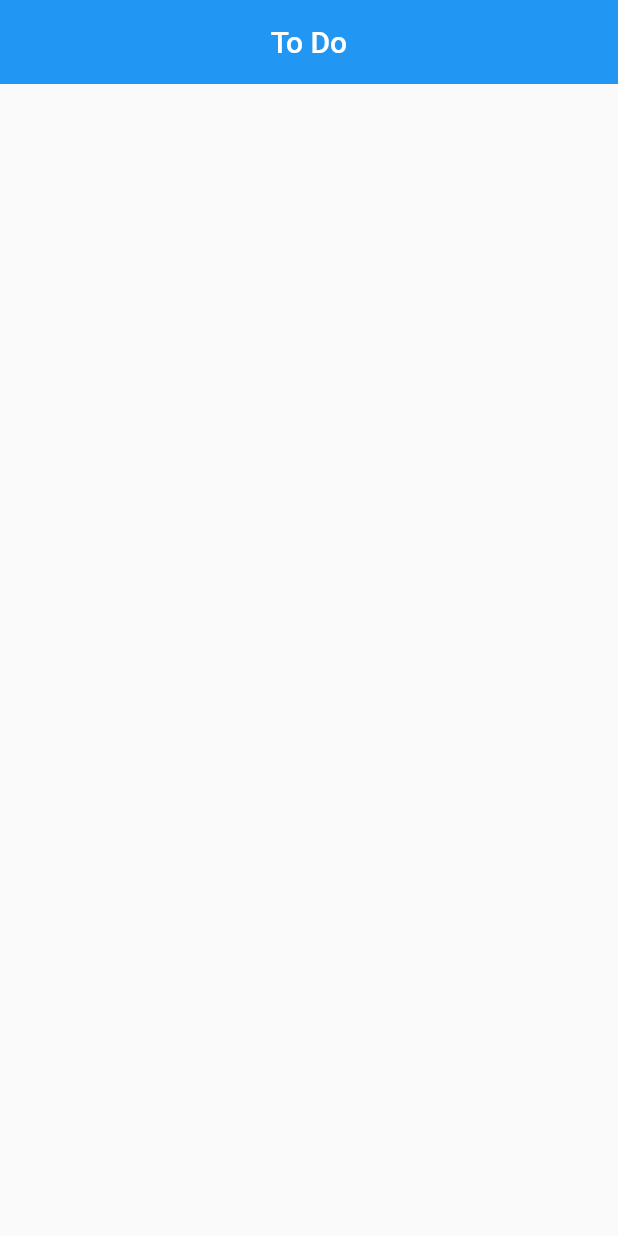
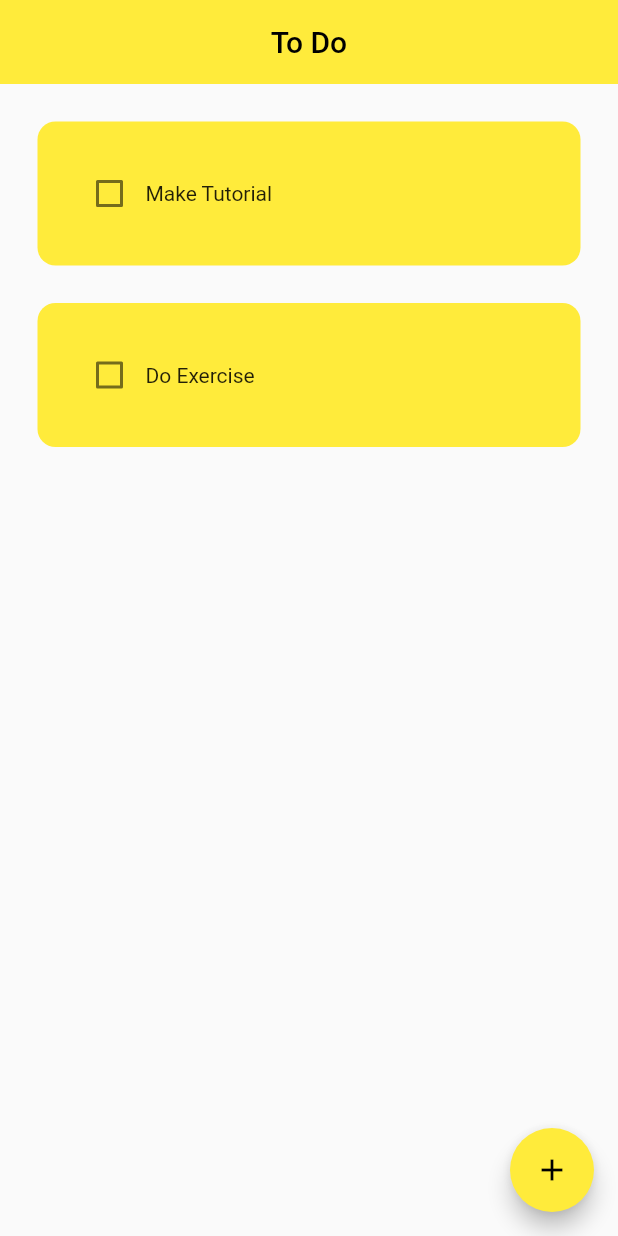
Before and after one commit to udemykhan/Todo-Hive, a Flutter app: the screen it shows after launch, on a phone screen of 412 x 824 dp. Run offline on Flutter 3.47's test engine with Material 2 defaults, Android fonts, the light colour scheme and no system bars; drawn by our look-alikes of flutter_slidable; our stand-ins replace hive_flutter; accounts and stored records are empty.

Commit message:
second commit

```diff
--- /dev/null
+++ b/lib/data/database.dart
@@ -0,0 +1,26 @@
+import 'package:hive_flutter/hive_flutter.dart';
+
+class ToDoDatabase {
+  List todoList = [];
+
+  // Reference the box
+  final _myBox = Hive.box('myBox');
+
+  // Run this method if this is the first time ever opening this app
+  void createInitData(){
+    todoList = [
+      ['Make Tutorial', false],
+      ['Do Exercise', false],
+    ];
+  }
+
+  // load the data from the database
+  void loadDatabase(){
+    todoList = _myBox.get('TODOLIST');
+  }
+
+  // update the database
+  void updateDatabase(){
+    _myBox.put('TODOLIST', todoList);
+  }
+}
--- a/lib/main.dart
+++ b/lib/main.dart
@@ -1,7 +1,12 @@
 import 'package:flutter/material.dart';
 import 'pages/homePage.dart';
+import 'package:hive_flutter/hive_flutter.dart';
 
-void main() {
+void main() async{
+  //initialize Hive
+  await Hive.initFlutter();
+  // open the box
+  var box = await Hive.openBox('myBox');
   runApp(const MyApp());
 }
 
@@ -10,8 +15,10 @@ class MyApp extends StatelessWidget {
 
   @override
   Widget build(BuildContext context) {
-    return const MaterialApp(
-      home: HomePage(),
+    return MaterialApp(
+      debugShowCheckedModeBanner: false,
+      theme: ThemeData(primarySwatch: Colors.yellow),
+      home: const HomePage(),
     );
   }
 }
--- a/lib/pages/homePage.dart
+++ b/lib/pages/homePage.dart
@@ -1,4 +1,8 @@
 import 'package:flutter/material.dart';
+import 'package:hive_flutter/adapters.dart';
+import 'package:todo_hive/data/database.dart';
+import 'package:todo_hive/util/dialog_box.dart';
+import 'package:todo_hive/util/todo_tile.dart';
 
 class HomePage extends StatefulWidget {
   const HomePage({Key? key}) : super(key: key);
@@ -8,6 +12,68 @@ class HomePage extends StatefulWidget {
 }
 
 class _HomePageState extends State<HomePage> {
+
+  // Reference the hive box
+  final _myBox = Hive.box('myBox');
+
+  final _controller = TextEditingController();
+
+  ToDoDatabase db = ToDoDatabase();
+
+  @override
+  void initState() {
+
+    if(_myBox.get('TODOLIST') == null){
+      db.createInitData();
+    } else{
+      db.loadDatabase();
+    }
+
+    super.initState();
+  }
+
+  void checkBoxChanged(bool? value, int index) {
+    setState(() {
+      db.todoList[index][1] = !db.todoList[index][1];
+    });
+    db.updateDatabase();
+  }
+
+  void saveNewTask() {
+    setState(() {
+      db.todoList.add([_controller.text, false]);
+    });
+    db.updateDatabase();
+    Navigator.of(context).pop();
+    _controller.clear();
+  }
+
+  void cancelNewTask() {
+    Navigator.of(context).pop();
+    _controller.clear();
+  }
+
+  void createNewTask() {
+    showDialog(
+      context: context,
+      builder: (context) {
+        return DialogBox(
+          controller: _controller,
+          onSave: saveNewTask,
+          onCancel: cancelNewTask,
+        );
+      },
+    );
+  }
+
+  // Delete Task
+  void deleteTask(int index){
+    setState(() {
+      db.todoList.removeAt(index);
+    });
+    db.updateDatabase();
+  }
+
   @override
   Widget build(BuildContext context) {
     return Scaffold(
@@ -16,6 +82,21 @@ class _HomePageState extends State<HomePage> {
         centerTitle: true,
         title: const Text('To Do'),
       ),
+      body: ListView.builder(
+        itemCount: db.todoList.length,
+        itemBuilder: (context, index) {
+          return ToDoTile(
+            taskName: db.todoList[index][0],
+            taskCompleted: db.todoList[index][1],
+            onChanged: (value) => checkBoxChanged(value, index),
+            deleteFunction: (context) => deleteTask(index),
+          );
+        },
+      ),
+      floatingActionButton: FloatingActionButton(
+        onPressed: createNewTask,
+        child: const Icon(Icons.add),
+      ),
     );
   }
 }
--- /dev/null
+++ b/lib/util/todo_tile.dart
@@ -0,0 +1,60 @@
+import 'package:flutter/material.dart';
+import 'package:flutter_slidable/flutter_slidable.dart';
+
+class ToDoTile extends StatelessWidget {
+  final String taskName;
+  final bool taskCompleted;
+  Function(bool?)? onChanged;
+  Function(BuildContext)? deleteFunction;
+  ToDoTile({
+    Key? key,
+    required this.taskName,
+    required this.taskCompleted,
+    required this.onChanged,
+    required this.deleteFunction,
+  }) : super(key: key);
+
+  @override
+  Widget build(BuildContext context) {
+    return Padding(
+      padding: const EdgeInsets.only(left: 25, right: 25, top: 25),
+      child: Slidable(
+        endActionPane: ActionPane(
+          motion: const StretchMotion(),
+          children: [
+            SlidableAction(
+              borderRadius: BorderRadius.circular(12),
+              onPressed: deleteFunction,
+              icon: Icons.delete,
+              backgroundColor: Colors.red.shade300,
+            ),
+          ],
+        ),
+        child: Container(
+          padding: const EdgeInsets.all(24),
+          decoration: BoxDecoration(
+            color: Colors.yellow,
+            borderRadius: BorderRadius.circular(12),
+          ),
+          child: Row(
+            children: [
+              Checkbox(
+                value: taskCompleted,
+                onChanged: onChanged,
+                activeColor: Colors.black,
+              ),
+              Text(
+                taskName,
+                style: TextStyle(
+                  decoration: taskCompleted
+                      ? TextDecoration.lineThrough
+                      : TextDecoration.none,
+                ),
+              )
+            ],
+          ),
+        ),
+      ),
+    );
+  }
+}
```
Also changed, not shown: lib/util/dialog_box.dart (added, +55 -0 lines), lib/util/my_button.dart (added, +20 -0 lines), pubspec.yaml (+5 -18 lines), pubspec.lock, 8 other files.
